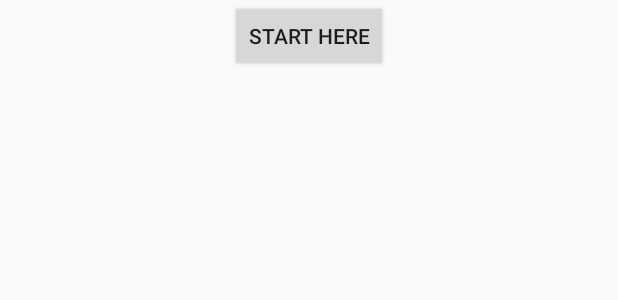
After one commit to ermolaevio/AnimationsCourse, an Android app: the layout activity_simple_transition.xml on its own in the app's theme, with its tools: preview values and no code run, on a phone screen of 412 x 824 dp. The commit adds this screen. Shown: the top 300 px of the screen. Run offline under Robolectric (Android 15) with nearby library versions, the light colour scheme and no system bars.

Commit message:
Lesson 20 simple transition with scene

```diff
--- a/app/src/main/AndroidManifest.xml
+++ b/app/src/main/AndroidManifest.xml
@@ -33,6 +33,7 @@
         <activity android:name=".ch4.lesson16.SeveralAnimators" />
         <activity android:name=".ch4.lesson17.SimpleViewProperty" />
         <activity android:name=".ch4.lesson18.FromAnimatorResources" />
+        <activity android:name=".ch5.lesson20.SimpleTransitionActivity" />
     </application>
 
 </manifest>
--- /dev/null
+++ b/app/src/main/res/layout/activity_simple_transition.xml
@@ -0,0 +1,18 @@
+<?xml version="1.0" encoding="utf-8"?>
+<androidx.constraintlayout.widget.ConstraintLayout xmlns:android="http://schemas.android.com/apk/res/android"
+    xmlns:app="http://schemas.android.com/apk/res-auto"
+    xmlns:tools="http://schemas.android.com/tools"
+    android:layout_width="match_parent"
+    android:layout_height="match_parent"
+    tools:context=".MainActivity">
+
+    <Button
+        android:id="@+id/start"
+        android:layout_width="wrap_content"
+        android:layout_height="wrap_content"
+        android:text="Start Here"
+        app:layout_constraintTop_toTopOf="parent"
+        app:layout_constraintLeft_toLeftOf="parent"
+        app:layout_constraintRight_toRightOf="parent" />
+
+</androidx.constraintlayout.widget.ConstraintLayout>
```
Also changed, not shown: app/src/main/java/com/ermolaevio/anim/MainActivity.kt (+7 -0 lines), app/src/main/java/com/ermolaevio/anim/ch5/lesson20/SimpleTransitionActivity.kt (added, +37 -0 lines), app/src/main/res/layout/activity_main.xml (+8 -0 lines), app/src/main/res/layout/second_layout.xml (added, +23 -0 lines).
